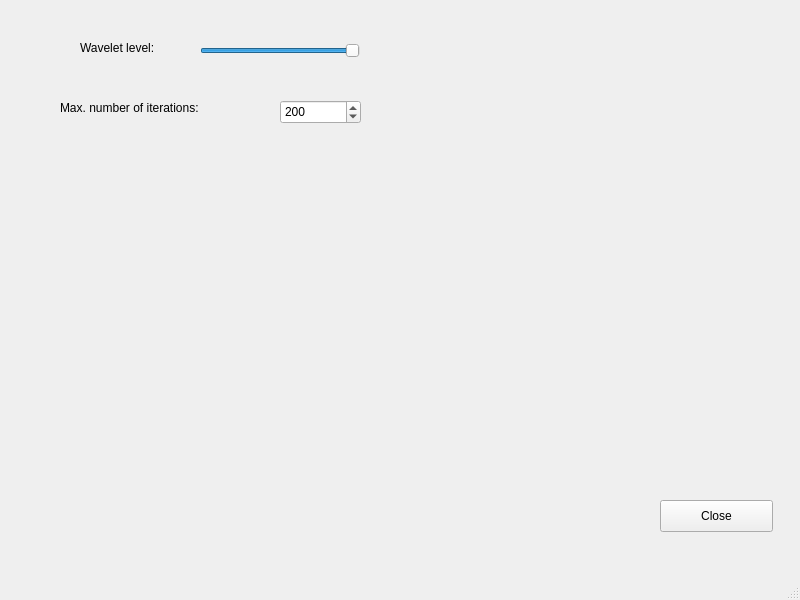
Old version of the form src/ui/advanced_settings.ui in the repository ornlneutronimaging/pyMBIR_UI.
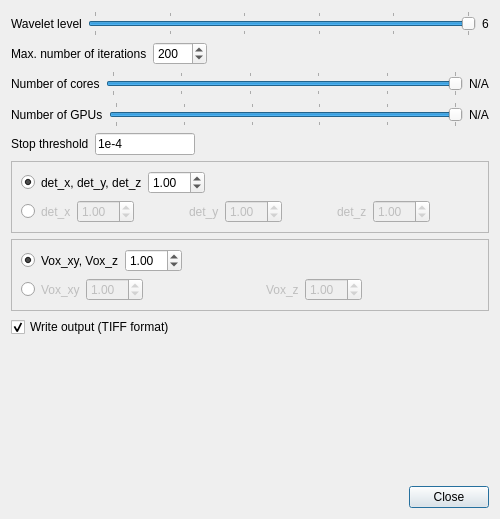
New version of the form.

Commit message: connecting the advanced settings window widgets. this refs #13

What changed in the file:
```diff
--- a/src/ui/advanced_settings.ui
+++ b/src/ui/advanced_settings.ui
@@ -1,7 +1,7 @@
 <?xml version="1.0" encoding="UTF-8"?>
 <ui version="4.0">
- <class>MainWindow</class>
- <widget class="QMainWindow" name="MainWindow">
+ <class>Dialog</class>
+ <widget class="QDialog" name="Dialog">
   <property name="windowModality">
    <enum>Qt::WindowModal</enum>
   </property>
@@ -9,109 +9,608 @@
    <rect>
     <x>0</x>
     <y>0</y>
-    <width>800</width>
-    <height>600</height>
+    <width>500</width>
+    <height>519</height>
    </rect>
   </property>
+  <property name="minimumSize">
+   <size>
+    <width>500</width>
+    <height>300</height>
+   </size>
+  </property>
+  <property name="maximumSize">
+   <size>
+    <width>500</width>
+    <height>519</height>
+   </size>
+  </property>
   <property name="windowTitle">
    <string>MainWindow</string>
   </property>
-  <widget class="QWidget" name="centralwidget">
-   <widget class="QLabel" name="label">
-    <property name="geometry">
-     <rect>
-      <x>80</x>
-      <y>40</y>
-      <width>101</width>
-      <height>16</height>
-     </rect>
-    </property>
-    <property name="text">
-     <string>Wavelet level:</string>
-    </property>
-   </widget>
-   <widget class="QPushButton" name="pushButton">
-    <property name="geometry">
-     <rect>
-      <x>660</x>
-      <y>500</y>
-      <width>113</width>
-      <height>32</height>
-     </rect>
-    </property>
-    <property name="text">
-     <string>Close</string>
-    </property>
-   </widget>
-   <widget class="QSlider" name="horizontalSlider">
-    <property name="geometry">
-     <rect>
-      <x>200</x>
-      <y>40</y>
-      <width>160</width>
-      <height>22</height>
-     </rect>
-    </property>
-    <property name="minimum">
-     <number>1</number>
-    </property>
-    <property name="maximum">
-     <number>6</number>
-    </property>
-    <property name="pageStep">
-     <number>1</number>
-    </property>
-    <property name="value">
-     <number>6</number>
-    </property>
-    <property name="orientation">
-     <enum>Qt::Horizontal</enum>
-    </property>
-   </widget>
-   <widget class="QLabel" name="label_2">
-    <property name="geometry">
-     <rect>
-      <x>60</x>
-      <y>100</y>
-      <width>161</width>
-      <height>16</height>
-     </rect>
-    </property>
-    <property name="text">
-     <string>Max. number of iterations:</string>
-    </property>
-   </widget>
-   <widget class="QSpinBox" name="spinBox">
-    <property name="geometry">
-     <rect>
-      <x>280</x>
-      <y>100</y>
-      <width>81</width>
-      <height>24</height>
-     </rect>
-    </property>
-    <property name="minimum">
-     <number>1</number>
-    </property>
-    <property name="maximum">
-     <number>1000</number>
-    </property>
-    <property name="value">
-     <number>200</number>
-    </property>
-   </widget>
-  </widget>
-  <widget class="QMenuBar" name="menubar">
-   <property name="geometry">
-    <rect>
-     <x>0</x>
-     <y>0</y>
-     <width>800</width>
-     <height>22</height>
-    </rect>
-   </property>
-  </widget>
-  <widget class="QStatusBar" name="statusbar"/>
+  <property name="modal">
+   <bool>true</bool>
+  </property>
+  <layout class="QVBoxLayout" name="verticalLayout_3">
+   <item>
+    <layout class="QHBoxLayout" name="horizontalLayout_5">
+     <item>
+      <widget class="QLabel" name="label">
+       <property name="text">
+        <string>Wavelet level</string>
+       </property>
+      </widget>
+     </item>
+     <item>
+      <widget class="QSlider" name="wavelet_level_slider">
+       <property name="minimum">
+        <number>1</number>
+       </property>
+       <property name="maximum">
+        <number>6</number>
+       </property>
+       <property name="pageStep">
+        <number>1</number>
+       </property>
+       <property name="value">
+        <number>6</number>
+       </property>
+       <property name="orientation">
+        <enum>Qt::Horizontal</enum>
+       </property>
+       <property name="tickPosition">
+        <enum>QSlider::TicksBothSides</enum>
+       </property>
+      </widget>
+     </item>
+     <item>
+      <widget class="QLabel" name="wavelet_level_label">
+       <property name="text">
+        <string>6</string>
+       </property>
+      </widget>
+     </item>
+    </layout>
+   </item>
+   <item>
+    <layout class="QHBoxLayout" name="horizontalLayout_6">
+     <item>
+      <widget class="QLabel" name="label_2">
+       <property name="text">
+        <string>Max. number of iterations</string>
+       </property>
+      </widget>
+     </item>
+     <item>
+      <widget class="QSpinBox" name="max_nbr_iterations_spinBox">
+       <property name="minimum">
+        <number>1</number>
+       </property>
+       <property name="maximum">
+        <number>1000</number>
+       </property>
+       <property name="value">
+        <number>200</number>
+       </property>
+      </widget>
+     </item>
+     <item>
+      <spacer name="horizontalSpacer_8">
+       <property name="orientation">
+        <enum>Qt::Horizontal</enum>
+       </property>
+       <property name="sizeHint" stdset="0">
+        <size>
+         <width>40</width>
+         <height>20</height>
+        </size>
+       </property>
+      </spacer>
+     </item>
+    </layout>
+   </item>
+   <item>
+    <layout class="QHBoxLayout" name="horizontalLayout_7">
+     <item>
+      <widget class="QLabel" name="label_3">
+       <property name="text">
+        <string>Number of cores</string>
+       </property>
+      </widget>
+     </item>
+     <item>
+      <widget class="QSlider" name="nbr_cores_slider">
+       <property name="minimum">
+        <number>1</number>
+       </property>
+       <property name="maximum">
+        <number>6</number>
+       </property>
+       <property name="pageStep">
+        <number>1</number>
+       </property>
+       <property name="value">
+        <number>6</number>
+       </property>
+       <property name="orientation">
+        <enum>Qt::Horizontal</enum>
+       </property>
+       <property name="tickPosition">
+        <enum>QSlider::TicksBothSides</enum>
+       </property>
+      </widget>
+     </item>
+     <item>
+      <widget class="QLabel" name="nbr_cores_label">
+       <property name="text">
+        <string>N/A</string>
+       </property>
+      </widget>
+     </item>
+    </layout>
+   </item>
+   <item>
+    <layout class="QHBoxLayout" name="horizontalLayout_8">
+     <item>
+      <widget class="QLabel" name="label_4">
+       <property name="text">
+        <string>Number of GPUs</string>
+       </property>
+      </widget>
+     </item>
+     <item>
+      <widget class="QSlider" name="nbr_gpu_slider">
+       <property name="minimum">
+        <number>1</number>
+       </property>
+       <property name="maximum">
+        <number>6</number>
+       </property>
+       <property name="pageStep">
+        <number>1</number>
+       </property>
+       <property name="value">
+        <number>6</number>
+       </property>
+       <property name="orientation">
+        <enum>Qt::Horizontal</enum>
+       </property>
+       <property name="tickPosition">
+        <enum>QSlider::TicksBothSides</enum>
+       </property>
+      </widget>
+     </item>
+     <item>
+      <widget class="QLabel" name="nbr_gpu_label">
+       <property name="text">
+        <string>N/A</string>
+       </property>
+      </widget>
+     </item>
+    </layout>
+   </item>
+   <item>
+    <layout class="QHBoxLayout" name="horizontalLayout_9">
+     <item>
+      <widget class="QLabel" name="label_5">
+       <property name="text">
+        <string>Stop threshold</string>
+       </property>
+      </widget>
+     </item>
+     <item>
+      <widget class="QLineEdit" name="stop_threshold_lineEdit">
+       <property name="minimumSize">
+        <size>
+         <width>100</width>
+         <height>0</height>
+        </size>
+       </property>
+       <property name="maximumSize">
+        <size>
+         <width>100</width>
+         <height>16777215</height>
+        </size>
+       </property>
+       <property name="text">
+        <string>1e-4</string>
+       </property>
+      </widget>
+     </item>
+     <item>
+      <spacer name="horizontalSpacer_11">
+       <property name="orientation">
+        <enum>Qt::Horizontal</enum>
+       </property>
+       <property name="sizeHint" stdset="0">
+        <size>
+         <width>40</width>
+         <height>20</height>
+        </size>
+       </property>
+      </spacer>
+     </item>
+    </layout>
+   </item>
+   <item>
+    <widget class="QFrame" name="frame">
+     <property name="frameShape">
+      <enum>QFrame::StyledPanel</enum>
+     </property>
+     <property name="frameShadow">
+      <enum>QFrame::Raised</enum>
+     </property>
+     <layout class="QVBoxLayout" name="verticalLayout">
+      <item>
+       <layout class="QHBoxLayout" name="horizontalLayout_2">
+        <item>
+         <widget class="QRadioButton" name="det_x_y_z_radioButton">
+          <property name="text">
+           <string/>
+          </property>
+          <property name="checked">
+           <bool>true</bool>
+          </property>
+         </widget>
+        </item>
+        <item>
+         <widget class="QLabel" name="det_x_y_z_label">
+          <property name="text">
+           <string>det_x, det_y, det_z</string>
+          </property>
+         </widget>
+        </item>
+        <item>
+         <widget class="QDoubleSpinBox" name="det_x_y_z_doubleSpinBox">
+          <property name="minimum">
+           <double>0.000000000000000</double>
+          </property>
+          <property name="value">
+           <double>1.000000000000000</double>
+          </property>
+         </widget>
+        </item>
+        <item>
+         <spacer name="horizontalSpacer_3">
+          <property name="orientation">
+           <enum>Qt::Horizontal</enum>
+          </property>
+          <property name="sizeHint" stdset="0">
+           <size>
+            <width>40</width>
+            <height>20</height>
+           </size>
+          </property>
+         </spacer>
+        </item>
+       </layout>
+      </item>
+      <item>
+       <layout class="QHBoxLayout" name="horizontalLayout">
+        <item>
+         <widget class="QRadioButton" name="det_x_det_x_det_z_radioButton">
+          <property name="text">
+           <string/>
+          </property>
+         </widget>
+        </item>
+        <item>
+         <widget class="QLabel" name="det_x_label">
+          <property name="enabled">
+           <bool>false</bool>
+          </property>
+          <property name="text">
+           <string>det_x</string>
+          </property>
+         </widget>
+        </item>
+        <item>
+         <widget class="QDoubleSpinBox" name="det_x_doubleSpinBox">
+          <property name="enabled">
+           <bool>false</bool>
+          </property>
+          <property name="minimum">
+           <double>0.000000000000000</double>
+          </property>
+          <property name="value">
+           <double>1.000000000000000</double>
+          </property>
+         </widget>
+        </item>
+        <item>
+         <spacer name="horizontalSpacer_2">
+          <property name="orientation">
+           <enum>Qt::Horizontal</enum>
+          </property>
+          <property name="sizeHint" stdset="0">
+           <size>
+            <width>40</width>
+            <height>20</height>
+           </size>
+          </property>
+         </spacer>
+        </item>
+        <item>
+         <widget class="QLabel" name="det_y_label">
+          <property name="enabled">
+           <bool>false</bool>
+          </property>
+          <property name="text">
+           <string>det_y</string>
+          </property>
+         </widget>
+        </item>
+        <item>
+         <widget class="QDoubleSpinBox" name="det_y_doubleSpinBox">
+          <property name="enabled">
+           <bool>false</bool>
+          </property>
+          <property name="minimum">
+           <double>0.000000000000000</double>
+          </property>
+          <property name="value">
+           <double>1.000000000000000</double>
+          </property>
+         </widget>
+        </item>
+        <item>
+         <spacer name="horizontalSpacer">
+          <property name="orientation">
+           <enum>Qt::Horizontal</enum>
+          </property>
+          <property name="sizeHint" stdset="0">
+           <size>
+            <width>40</width>
+            <height>20</height>
+           </size>
+          </property>
+         </spacer>
+        </item>
+        <item>
+         <widget class="QLabel" name="det_z_label">
+          <property name="enabled">
+           <bool>false</bool>
+          </property>
+          <property name="text">
+           <string>det_z</string>
+          </property>
+         </widget>
+        </item>
+        <item>
+         <widget class="QDoubleSpinBox" name="det_z_doubleSpinBox">
+          <property name="enabled">
+           <bool>false</bool>
+          </property>
+          <property name="minimum">
+           <double>0.000000000000000</double>
+          </property>
+          <property name="value">
+           <double>1.000000000000000</double>
+          </property>
+         </widget>
+        </item>
+        <item>
+         <spacer name="horizontalSpacer_14">
+          <property name="orientation">
+           <enum>Qt::Horizontal</enum>
+          </property>
+          <property name="sizeHint" stdset="0">
+           <size>
+            <width>40</width>
+            <height>20</height>
+           </size>
+          </property>
+         </spacer>
+        </item>
+       </layout>
+      </item>
+     </layout>
+    </widget>
+   </item>
+   <item>
+    <widget class="QFrame" name="frame_2">
+     <property name="frameShape">
+      <enum>QFrame::StyledPanel</enum>
+     </property>
+     <property name="frameShadow">
+      <enum>QFrame::Raised</enum>
+     </property>
+     <layout class="QVBoxLayout" name="verticalLayout_2">
+      <item>
+       <layout class="QHBoxLayout" name="horizontalLayout_3">
+        <item>
+         <widget class="QRadioButton" name="vox_xy_z_radioButton">
+          <property name="text">
+           <string/>
+          </property>
+          <property name="checked">
+           <bool>true</bool>
+          </property>
+         </widget>
+        </item>
+        <item>
+         <widget class="QLabel" name="vox_xy_z_label">
+          <property name="text">
+           <string>Vox_xy, Vox_z</string>
+          </property>
+         </widget>
+        </item>
+        <item>
+         <widget class="QDoubleSpinBox" name="vox_xy_z_doubleSpinBox">
+          <property name="minimum">
+           <double>0.000000000000000</double>
+          </property>
+          <property name="value">
+           <double>1.000000000000000</double>
+          </property>
+         </widget>
+        </item>
+        <item>
+         <spacer name="horizontalSpacer_4">
+          <property name="orientation">
+           <enum>Qt::Horizontal</enum>
+          </property>
+          <property name="sizeHint" stdset="0">
+           <size>
+            <width>40</width>
+            <height>20</height>
+           </size>
+          </property>
+         </spacer>
+        </item>
+       </layout>
+      </item>
+      <item>
+       <layout class="QHBoxLayout" name="horizontalLayout_4">
+        <item>
+         <widget class="QRadioButton" name="vox_xy_vox_z_radioButton">
+          <property name="text">
+           <string/>
+          </property>
+         </widget>
+        </item>
+        <item>
+         <widget class="QLabel" name="vox_xy_label">
+          <property name="enabled">
+           <bool>false</bool>
+          </property>
+          <property name="text">
+           <string>Vox_xy</string>
+          </property>
+         </widget>
+        </item>
+        <item>
+         <widget class="QDoubleSpinBox" name="vox_xy_doubleSpinBox">
+          <property name="enabled">
+           <bool>false</bool>
+          </property>
+          <property name="minimum">
+           <double>0.000000000000000</double>
+          </property>
+          <property name="value">
+           <double>1.000000000000000</double>
+          </property>
+         </widget>
+        </item>
+        <item>
+         <spacer name="horizontalSpacer_5">
+          <property name="orientation">
+           <enum>Qt::Horizontal</enum>
+          </property>
+          <property name="sizeHint" stdset="0">
+           <size>
+            <width>40</width>
+            <height>20</height>
+           </size>
+          </property>
+         </spacer>
+        </item>
+        <item>
+         <widget class="QLabel" name="vox_z_label">
+          <property name="enabled">
+           <bool>false</bool>
+          </property>
+          <property name="text">
+           <string>Vox_z</string>
+          </property>
+         </widget>
+        </item>
+        <item>
+         <widget class="QDoubleSpinBox" name="vox_z_doubleSpinBox">
+          <property name="enabled">
+           <bool>false</bool>
+          </property>
+          <property name="minimum">
+           <double>0.000000000000000</double>
+          </property>
+          <property name="value">
+           <double>1.000000000000000</double>
+          </property>
+         </widget>
+        </item>
+        <item>
+         <spacer name="horizontalSpacer_6">
+          <property name="orientation">
+           <enum>Qt::Horizontal</enum>
+          </property>
+          <property name="sizeHint" stdset="0">
+           <size>
+            <width>40</width>
+            <height>20</height>
+           </size>
+          </property>
+         </spacer>
+        </item>
+       </layout>
+      </item>
+     </layout>
+    </widget>
+   </item>
+   <item>
+    <layout class="QHBoxLayout" name="horizontalLayout_10">
+     <item>
+      <widget class="QCheckBox" name="write_output_checkBox">
+       <property name="text">
+        <string>Write output (TIFF format)</string>
+       </property>
+       <property name="checked">
+        <bool>true</bool>
+       </property>
+      </widget>
+     </item>
+     <item>
+      <spacer name="horizontalSpacer_12">
+       <property name="orientation">
+        <enum>Qt::Horizontal</enum>
+       </property>
+       <property name="sizeHint" stdset="0">
+        <size>
+         <width>40</width>
+         <height>20</height>
+        </size>
+       </property>
+      </spacer>
+     </item>
+    </layout>
+   </item>
+   <item>
+    <spacer name="verticalSpacer">
+     <property name="orientation">
+      <enum>Qt::Vertical</enum>
+     </property>
+     <property name="sizeHint" stdset="0">
+      <size>
+       <width>20</width>
+       <height>1</height>
+      </size>
+     </property>
+    </spacer>
+   </item>
+   <item>
+    <layout class="QHBoxLayout" name="horizontalLayout_11">
+     <item>
+      <spacer name="horizontalSpacer_13">
+       <property name="orientation">
+        <enum>Qt::Horizontal</enum>
+       </property>
+       <property name="sizeHint" stdset="0">
+        <size>
+         <width>40</width>
+         <height>20</height>
+        </size>
+       </property>
+      </spacer>
+     </item>
+     <item>
+      <widget class="QPushButton" name="close_button">
+       <property name="text">
+        <string>Close</string>
+       </property>
+      </widget>
+     </item>
+    </layout>
+   </item>
+  </layout>
  </widget>
  <resources/>
  <connections>
```
Left out of the diff: 84 changed lines with no effect on the pictures. The commit also changes 2 other files.
